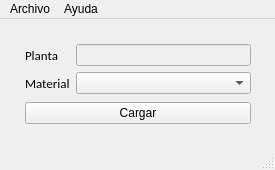
Qt form gui.ui (macebal/AutoSiqual) before a commit.
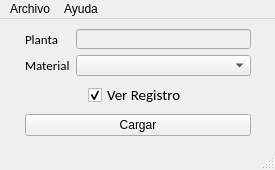
The same form after that commit. Icons and pictures are not drawn.

Diff of the .ui file:
```diff
--- a/gui.ui
+++ b/gui.ui
@@ -18,9 +18,9 @@
     <property name="geometry">
      <rect>
       <x>25</x>
-      <y>25</y>
+      <y>10</y>
       <width>226</width>
-      <height>80</height>
+      <height>107</height>
      </rect>
     </property>
     <layout class="QVBoxLayout" name="verticalLayout">
@@ -64,6 +64,22 @@
        </item>
       </layout>
      </item>
+     <item alignment="Qt::AlignHCenter">
+      <widget class="QCheckBox" name="chckbxDisplayLog">
+       <property name="font">
+        <font>
+         <family>Calibri</family>
+         <pointsize>11</pointsize>
+        </font>
+       </property>
+       <property name="text">
+        <string>Ver Registro</string>
+       </property>
+       <property name="checked">
+        <bool>true</bool>
+       </property>
+      </widget>
+     </item>
      <item>
       <widget class="QPushButton" name="btn_start">
        <property name="text">
```
Left out of the diff: 21 changed lines with no effect on the pictures.
